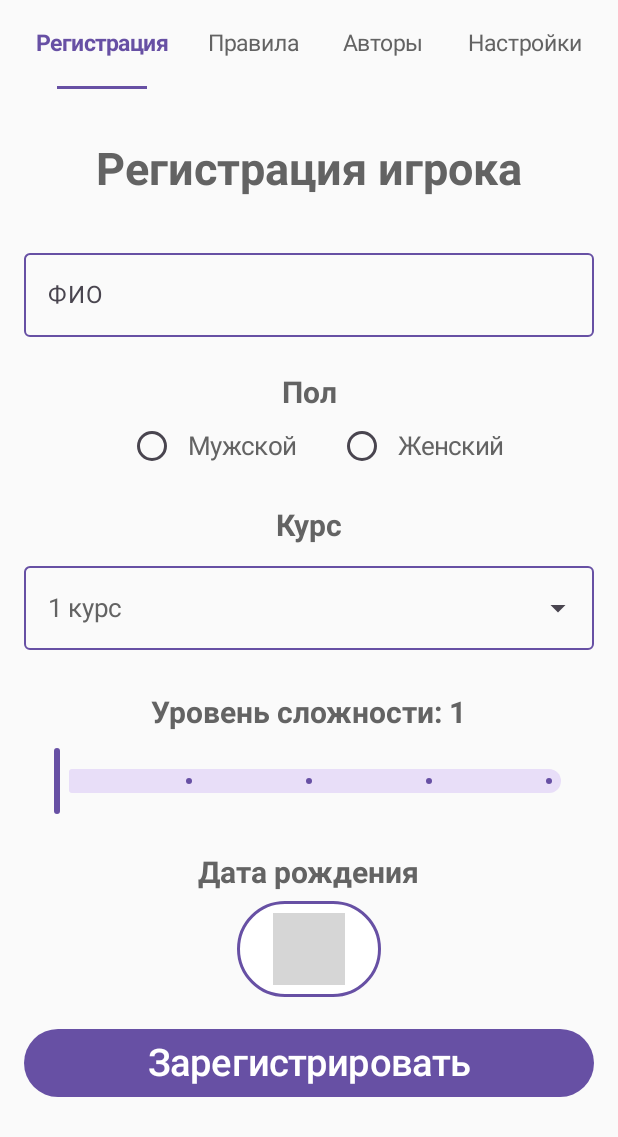
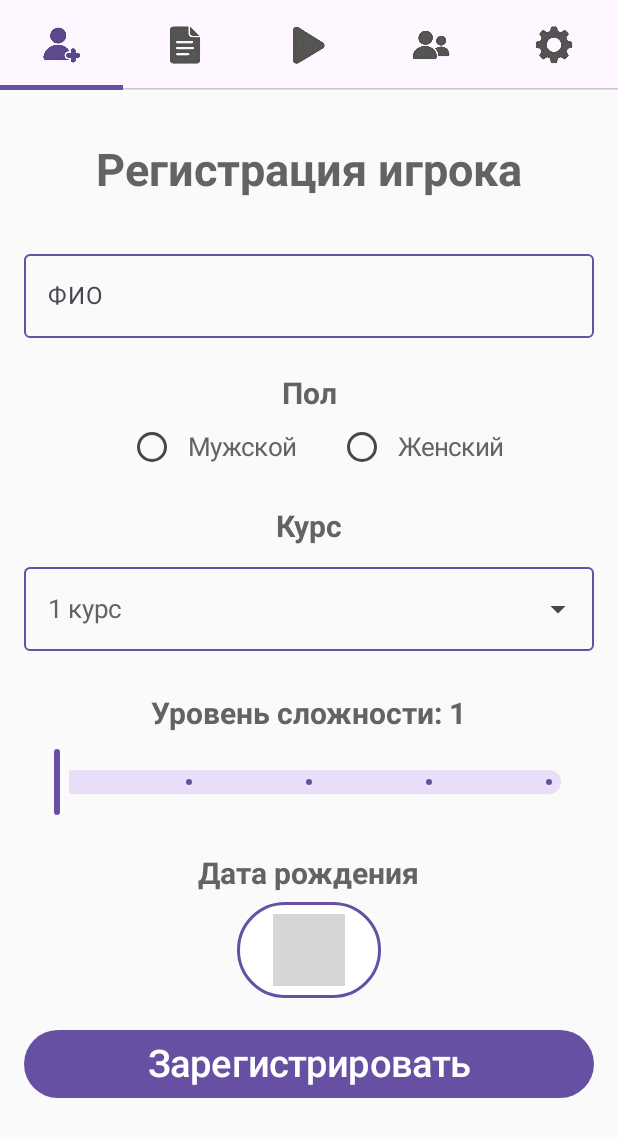
Before and after one commit to Upowwa/Bugsgame, an Android app built with Jetpack Compose: the screen it shows after launch (MainActivity), on a phone screen of 412 x 824 dp. Shown: the top 1137 px of the screen. Run offline under Robolectric (Android 15) with nearby library versions, the light colour scheme and no system bars; 2 statements that could not run were skipped; grey boxes are pictures that could not be loaded.

Commit message:
Add game tab and navigation icons

```diff
--- /dev/null
+++ b/app/src/main/java/com/example/bugsgame/GameScreen.kt
@@ -0,0 +1,18 @@
+package com.example.bugsgame
+
+import androidx.compose.foundation.layout.Box
+import androidx.compose.foundation.layout.fillMaxSize
+import androidx.compose.material3.Text
+import androidx.compose.runtime.Composable
+import androidx.compose.ui.Alignment
+import androidx.compose.ui.Modifier
+
+@Composable
+fun GameScreen() {
+    Box(
+        modifier = Modifier.fillMaxSize(),
+        contentAlignment = Alignment.Center
+    ) {
+        Text(text = "ИГРА")
+    }
+}
--- a/app/src/main/java/com/example/bugsgame/MainScreen.kt
+++ b/app/src/main/java/com/example/bugsgame/MainScreen.kt
@@ -2,89 +2,64 @@ package com.example.bugsgame
 
 import androidx.compose.foundation.layout.Column
 import androidx.compose.foundation.layout.fillMaxWidth
-import androidx.compose.material3.Text
 import androidx.compose.runtime.Composable
 import androidx.compose.ui.Modifier
-import androidx.compose.ui.unit.sp
-import androidx.compose.foundation.background
-import androidx.compose.foundation.clickable
-import androidx.compose.foundation.layout.Arrangement
-import androidx.compose.foundation.layout.Box
-import androidx.compose.foundation.layout.Row
-import androidx.compose.foundation.layout.Spacer
 import androidx.compose.foundation.layout.height
-import androidx.compose.foundation.layout.padding
 import androidx.compose.foundation.layout.width
-import androidx.compose.material3.MaterialTheme
-import androidx.compose.ui.Alignment
-import androidx.compose.ui.graphics.Color
-import androidx.compose.ui.text.font.FontWeight
 import androidx.compose.ui.unit.dp
-import com.example.bugsgame.ui.theme.Green
 import androidx.compose.foundation.pager.HorizontalPager
 import androidx.compose.foundation.pager.rememberPagerState
 import kotlinx.coroutines.launch
 import androidx.compose.runtime.rememberCoroutineScope
+import androidx.compose.foundation.Image
+import androidx.compose.foundation.layout.padding
+import androidx.compose.ui.res.painterResource
+import androidx.compose.material3.Tab
+import androidx.compose.material3.TabRow
 
 @Composable
 fun MainScreen() {
-    val pagerState = rememberPagerState(pageCount = { 4 })
+    val pagerState = rememberPagerState(pageCount = { 5 })
     val coroutineScope = rememberCoroutineScope()
 
     val tabs = listOf(
-        "Регистрация",
-        "Правила",
-        "Авторы",
-        "Настройки"
+        Pair(R.drawable.registration, R.drawable.registration_selected),
+        Pair(R.drawable.rules, R.drawable.rules_selected),
+        Pair(R.drawable.game, R.drawable.game_selected),
+        Pair(R.drawable.authors, R.drawable.authors_selected),
+        Pair(R.drawable.settings, R.drawable.settings_selected)
     )
 
     Column {
-        Row(
-            modifier = Modifier.fillMaxWidth(),
-            horizontalArrangement = Arrangement.SpaceEvenly
+        TabRow(
+            selectedTabIndex = pagerState.currentPage
         ) {
-            tabs.forEachIndexed { index, title ->
-                Column(
-                    horizontalAlignment = Alignment.CenterHorizontally,
-                    modifier = Modifier
-                        .clickable {
-                            coroutineScope.launch {
-                                pagerState.animateScrollToPage(index)
-                            }
+            tabs.forEachIndexed { index, icons ->
+
+                val icon = if (pagerState.currentPage == index) {
+                    icons.second
+                } else {
+                    icons.first
+                }
+
+                Tab(
+                    selected = pagerState.currentPage == index,
+                    onClick = {
+                        coroutineScope.launch {
+                            pagerState.animateScrollToPage(index)
                         }
-                        .padding(horizontal = 2.dp)
-                ) {
-                    Spacer(modifier = Modifier.height(20.dp))
-                    Text(
-                        text = title,
-                        fontSize = 15.sp,
-                        fontWeight = if (pagerState.currentPage == index) {
-                            FontWeight.Bold
-                        } else {
-                            FontWeight.Normal
-                        },
-                        color = if (pagerState.currentPage == index) {
-                            MaterialTheme.colorScheme.primary
-                        } else {
-                            Green
-                        }
-                    )
-
-                    Spacer(modifier = Modifier.height(20.dp))
-
-                    Box(
-                        modifier = Modifier
-                            .width(60.dp)
-                            .height(2.dp)
-                            .background(
-                                if (pagerState.currentPage == index) {
-                                    MaterialTheme.colorScheme.primary
-                                } else {
-                                    Color.Transparent
-                                }
-                            )
-                    )
-                }
+                    },
+                    icon = {
+                        Image(
+                            painter = painterResource(id = icon),
+                            contentDescription = null,
+                            modifier = Modifier
+                                .padding(vertical = 7.dp)
+                                .width(25.dp)
+                                .height(25.dp)
+                        )
+                    }
+                )
             }
         }
         HorizontalPager(
@@ -95,8 +70,9 @@ fun MainScreen() {
             when (page) {
                 0 -> RegistrationScreen()
                 1 -> RulesScreen()
-                2 -> AuthorsScreen()
-                3 -> SettingsScreen()
+                2 -> GameScreen()
+                3 -> AuthorsScreen()
+                4 -> SettingsScreen()
             }
         }
     }
--- a/app/src/main/java/com/example/bugsgame/ui/theme/Theme.kt
+++ b/app/src/main/java/com/example/bugsgame/ui/theme/Theme.kt
@@ -36,7 +36,7 @@ private val LightColorScheme = lightColorScheme(
 fun BugsGameTheme(
     darkTheme: Boolean = isSystemInDarkTheme(),
     // Dynamic color is available on Android 12+
-    dynamicColor: Boolean = true,
+    dynamicColor: Boolean = false,
     content: @Composable () -> Unit
 ) {
     val colorScheme = when {
```
Also changed, not shown: app/src/main/res/drawable/authors.png (added), app/src/main/res/drawable/authors_selected.png (added), app/src/main/res/drawable/game.png (added), app/src/main/res/drawable/game_selected.png (added), app/src/main/res/drawable/registration.png (added), app/src/main/res/drawable/registration_selected.png (added), app/src/main/res/drawable/rules.png (added), app/src/main/res/drawable/rules_selected.png (added), app/src/main/res/drawable/settings.png (added), app/src/main/res/drawable/settings_selected.png (added).
